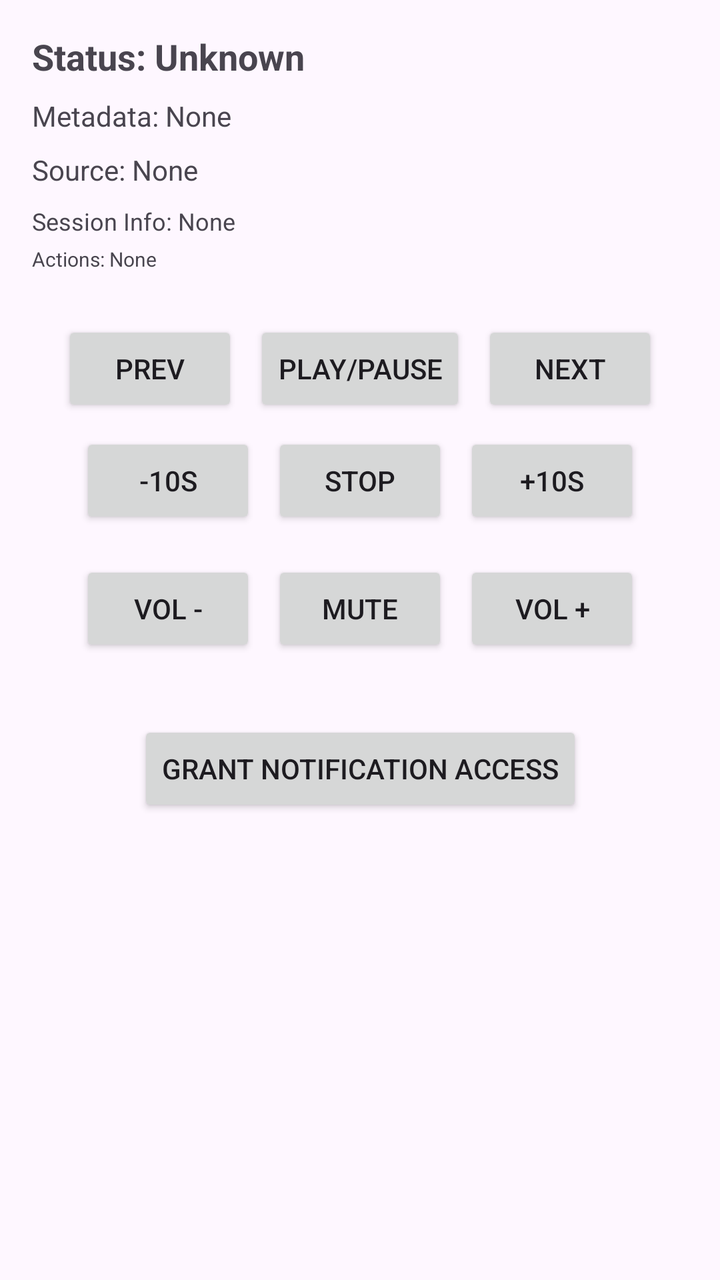
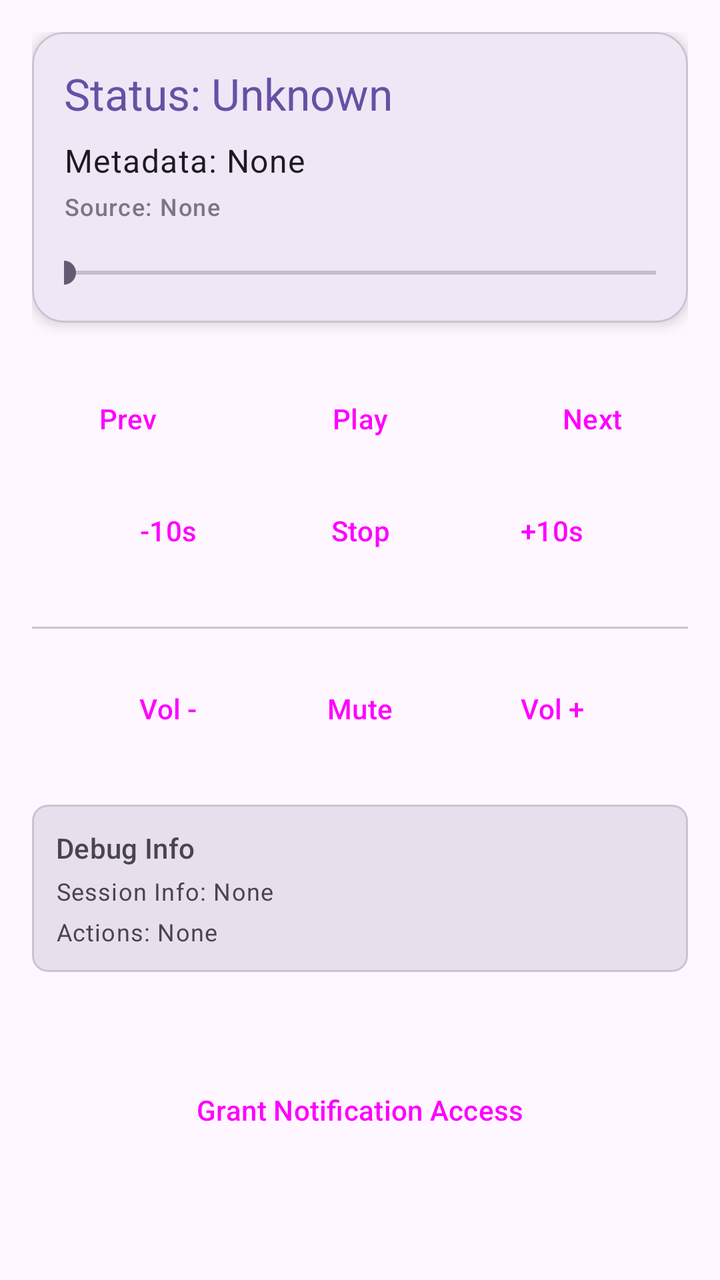

Compare the two renders of this Android layout. The source of the first and the diff that turns it into the second are given below.
<!-- AndroidManifest.xml: application theme Theme.MediaPlaybackControl -->
<!-- res/layout/activity_main.xml -->
<?xml version="1.0" encoding="utf-8"?>
<ScrollView xmlns:android="http://schemas.android.com/apk/res/android"
    xmlns:app="http://schemas.android.com/apk/res-auto"
    xmlns:tools="http://schemas.android.com/tools"
    android:layout_width="match_parent"
    android:layout_height="match_parent"
    android:fillViewport="true">

    <androidx.constraintlayout.widget.ConstraintLayout
        android:id="@+id/main"
        android:layout_width="match_parent"
        android:layout_height="wrap_content"
        android:padding="16dp"
        tools:context=".MainActivity">

        <TextView
            android:id="@+id/tv_status"
            android:layout_width="0dp"
            android:layout_height="wrap_content"
            android:text="Status: Unknown"
            android:textSize="18sp"
            android:textStyle="bold"
            app:layout_constraintEnd_toEndOf="parent"
            app:layout_constraintStart_toStartOf="parent"
            app:layout_constraintTop_toTopOf="parent" />

        <TextView
            android:id="@+id/tv_metadata"
            android:layout_width="0dp"
            android:layout_height="wrap_content"
            android:layout_marginTop="8dp"
            android:text="Metadata: None"
            app:layout_constraintEnd_toEndOf="parent"
            app:layout_constraintStart_toStartOf="parent"
            app:layout_constraintTop_toBottomOf="@id/tv_status" />

        <TextView
            android:id="@+id/tv_source"
            android:layout_width="0dp"
            android:layout_height="wrap_content"
            android:layout_marginTop="8dp"
            android:text="Source: None"
            app:layout_constraintEnd_toEndOf="parent"
            app:layout_constraintStart_toStartOf="parent"
            app:layout_constraintTop_toBottomOf="@id/tv_metadata" />

        <TextView
            android:id="@+id/tv_session_info"
            android:layout_width="0dp"
            android:layout_height="wrap_content"
            android:layout_marginTop="8dp"
            android:text="Session Info: None"
            android:textSize="12sp"
            app:layout_constraintEnd_toEndOf="parent"
            app:layout_constraintStart_toStartOf="parent"
            app:layout_constraintTop_toBottomOf="@id/tv_source" />

        <TextView
            android:id="@+id/tv_actions"
            android:layout_width="0dp"
            android:layout_height="wrap_content"
            android:layout_marginTop="4dp"
            android:text="Actions: None"
            android:textSize="10sp"
            app:layout_constraintEnd_toEndOf="parent"
            app:layout_constraintStart_toStartOf="parent"
            app:layout_constraintTop_toBottomOf="@id/tv_session_info" />

        <LinearLayout
            android:id="@+id/playback_controls"
            android:layout_width="match_parent"
            android:layout_height="wrap_content"
            android:layout_marginTop="24dp"
            android:gravity="center"
            android:orientation="horizontal"
            app:layout_constraintTop_toBottomOf="@id/tv_actions">

            <Button
                android:id="@+id/btn_prev"
                android:layout_width="wrap_content"
                android:layout_height="wrap_content"
                android:text="Prev" />

            <Button
                android:id="@+id/btn_play_pause"
                android:layout_width="wrap_content"
                android:layout_height="wrap_content"
                android:layout_marginHorizontal="8dp"
                android:text="Play/Pause" />

            <Button
                android:id="@+id/btn_next"
                android:layout_width="wrap_content"
                android:layout_height="wrap_content"
                android:text="Next" />
        </LinearLayout>

        <LinearLayout
            android:id="@+id/extra_controls"
            android:layout_width="match_parent"
            android:layout_height="wrap_content"
            android:layout_marginTop="8dp"
            android:gravity="center"
            android:orientation="horizontal"
            app:layout_constraintTop_toBottomOf="@id/playback_controls">

            <Button
                android:id="@+id/btn_rewind"
                android:layout_width="wrap_content"
                android:layout_height="wrap_content"
                android:text="-10s" />

            <Button
                android:id="@+id/btn_stop"
                android:layout_width="wrap_content"
                android:layout_height="wrap_content"
                android:layout_marginHorizontal="8dp"
                android:text="Stop" />

            <Button
                android:id="@+id/btn_fast_forward"
                android:layout_width="wrap_content"
                android:layout_height="wrap_content"
                android:text="+10s" />
        </LinearLayout>

        <LinearLayout
            android:id="@+id/volume_controls"
            android:layout_width="match_parent"
            android:layout_height="wrap_content"
            android:layout_marginTop="16dp"
            android:gravity="center"
            android:orientation="horizontal"
            app:layout_constraintTop_toBottomOf="@id/extra_controls">

            <Button
                android:id="@+id/btn_vol_down"
                android:layout_width="wrap_content"
                android:layout_height="wrap_content"
                android:text="Vol -" />

            <Button
                android:id="@+id/btn_mute"
                android:layout_width="wrap_content"
                android:layout_height="wrap_content"
                android:layout_marginHorizontal="8dp"
                android:text="Mute" />

            <Button
                android:id="@+id/btn_vol_up"
                android:layout_width="wrap_content"
                android:layout_height="wrap_content"
                android:text="Vol +" />
        </LinearLayout>

        <Button
            android:id="@+id/btn_permission"
            android:layout_width="wrap_content"
            android:layout_height="wrap_content"
            android:layout_marginTop="32dp"
            android:text="Grant Notification Access"
            app:layout_constraintEnd_toEndOf="parent"
            app:layout_constraintStart_toStartOf="parent"
            app:layout_constraintTop_toBottomOf="@id/volume_controls" />

    </androidx.constraintlayout.widget.ConstraintLayout>
</ScrollView>
<!-- resources referenced by this layout -->
<resources>
  <style name="Theme.MediaPlaybackControl" parent="Base.Theme.MediaPlaybackControl" />
  <style name="Base.Theme.MediaPlaybackControl" parent="Theme.Material3.DayNight.NoActionBar">
          
          
      </style>
</resources>

<!-- the commit's change to res/layout/activity_main.xml (unified diff, before → after) -->
@@ -4,7 +4,8 @@
     xmlns:tools="http://schemas.android.com/tools"
     android:layout_width="match_parent"
     android:layout_height="match_parent"
-    android:fillViewport="true">
+    android:fillViewport="true"
+    android:background="?attr/colorSurface">
 
     <androidx.constraintlayout.widget.ConstraintLayout
         android:id="@+id/main"
@@ -13,58 +14,57 @@
         android:padding="16dp"
         tools:context=".MainActivity">
 
-        <TextView
-            android:id="@+id/tv_status"
-            android:layout_width="0dp"
-            android:layout_height="wrap_content"
-            android:text="Status: Unknown"
-            android:textSize="18sp"
-            android:textStyle="bold"
-            app:layout_constraintEnd_toEndOf="parent"
-            app:layout_constraintStart_toStartOf="parent"
-            app:layout_constraintTop_toTopOf="parent" />
-
-        <TextView
-            android:id="@+id/tv_metadata"
-            android:layout_width="0dp"
-            android:layout_height="wrap_content"
-            android:layout_marginTop="8dp"
-            android:text="Metadata: None"
-            app:layout_constraintEnd_toEndOf="parent"
-            app:layout_constraintStart_toStartOf="parent"
-            app:layout_constraintTop_toBottomOf="@id/tv_status" />
-
-        <TextView
-            android:id="@+id/tv_source"
-            android:layout_width="0dp"
-            android:layout_height="wrap_content"
-            android:layout_marginTop="8dp"
-            android:text="Source: None"
-            app:layout_constraintEnd_toEndOf="parent"
-            app:layout_constraintStart_toStartOf="parent"
-            app:layout_constraintTop_toBottomOf="@id/tv_metadata" />
-
-        <TextView
-            android:id="@+id/tv_session_info"
-            android:layout_width="0dp"
-            android:layout_height="wrap_content"
-            android:layout_marginTop="8dp"
-            android:text="Session Info: None"
-            android:textSize="12sp"
-            app:layout_constraintEnd_toEndOf="parent"
-            app:layout_constraintStart_toStartOf="parent"
-            app:layout_constraintTop_toBottomOf="@id/tv_source" />
-
-        <TextView
-            android:id="@+id/tv_actions"
-            android:layout_width="0dp"
-            android:layout_height="wrap_content"
-            android:layout_marginTop="4dp"
-            android:text="Actions: None"
-            android:textSize="10sp"
-            app:layout_constraintEnd_toEndOf="parent"
-            app:layout_constraintStart_toStartOf="parent"
-            app:layout_constraintTop_toBottomOf="@id/tv_session_info" />
+        <com.google.android.material.card.MaterialCardView
+            android:id="@+id/card_now_playing"
+            android:layout_width="match_parent"
+            android:layout_height="wrap_content"
+            app:cardCornerRadius="16dp"
+            app:cardElevation="4dp"
+            app:layout_constraintTop_toTopOf="parent"
+            app:strokeWidth="1dp"
+            app:strokeColor="?attr/colorOutlineVariant">
+
+            <LinearLayout
+                android:layout_width="match_parent"
+                android:layout_height="wrap_content"
+                android:orientation="vertical"
+                android:padding="16dp">
+
+                <TextView
+                    android:id="@+id/tv_status"
+                    android:layout_width="match_parent"
+                    android:layout_height="wrap_content"
+                    android:text="Status: Unknown"
+                    android:textAppearance="?attr/textAppearanceTitleLarge"
+                    android:textColor="?attr/colorPrimary" />
+
+                <TextView
+                    android:id="@+id/tv_metadata"
+                    android:layout_width="match_parent"
+                    android:layout_height="wrap_content"
+                    android:layout_marginTop="8dp"
+                    android:text="Metadata: None"
+                    android:textAppearance="?attr/textAppearanceBodyLarge" />
+
+                <TextView
+                    android:id="@+id/tv_source"
+                    android:layout_width="match_parent"
+                    android:layout_height="wrap_content"
+                    android:layout_marginTop="4dp"
+                    android:text="Source: None"
+                    android:textAppearance="?attr/textAppearanceLabelMedium"
+                    android:alpha="0.7" />
+
+                <SeekBar
+                    android:id="@+id/seekbar_progress"
+                    android:layout_width="match_parent"
+                    android:layout_height="wrap_content"
+                    android:layout_marginTop="16dp"
+                    android:paddingStart="0dp"
+                    android:paddingEnd="0dp" />
+
+            </LinearLayout>
+        </com.google.android.material.card.MaterialCardView>
 
         <LinearLayout
             android:id="@+id/playback_controls"
@@ -73,23 +73,27 @@
             android:layout_marginTop="24dp"
             android:gravity="center"
             android:orientation="horizontal"
-            app:layout_constraintTop_toBottomOf="@id/tv_actions">
+            app:layout_constraintTop_toBottomOf="@id/card_now_playing">
 
             <Button
                 android:id="@+id/btn_prev"
+                style="@style/Widget.Material3.Button.TonalButton"
                 android:layout_width="wrap_content"
                 android:layout_height="wrap_content"
                 android:text="Prev" />
 
             <Button
                 android:id="@+id/btn_play_pause"
-                android:layout_width="wrap_content"
-                android:layout_height="wrap_content"
-                android:layout_marginHorizontal="8dp"
-                android:text="Play/Pause" />
+                style="@style/Widget.Material3.Button.ElevatedButton"
+                android:layout_width="wrap_content"
+                android:layout_height="wrap_content"
+                android:layout_marginHorizontal="12dp"
+                android:minWidth="120dp"
+                android:text="Play" />
 
             <Button
                 android:id="@+id/btn_next"
+                style="@style/Widget.Material3.Button.TonalButton"
                 android:layout_width="wrap_content"
                 android:layout_height="wrap_content"
                 android:text="Next" />
@@ -106,12 +110,14 @@
 
             <Button
                 android:id="@+id/btn_rewind"
+                style="@style/Widget.Material3.Button.TextButton"
                 android:layout_width="wrap_content"
                 android:layout_height="wrap_content"
                 android:text="-10s" />
 
             <Button
                 android:id="@+id/btn_stop"
+                style="@style/Widget.Material3.Button.TextButton"
                 android:layout_width="wrap_content"
                 android:layout_height="wrap_content"
                 android:layout_marginHorizontal="8dp"
@@ -119,10 +125,18 @@
 
             <Button
                 android:id="@+id/btn_fast_forward"
+                style="@style/Widget.Material3.Button.TextButton"
                 android:layout_width="wrap_content"
                 android:layout_height="wrap_content"
                 android:text="+10s" />
         </LinearLayout>
+
+        <com.google.android.material.divider.MaterialDivider
+            android:id="@+id/divider"
+            android:layout_width="match_parent"
+            android:layout_height="wrap_content"
+            android:layout_marginTop="24dp"
+            app:layout_constraintTop_toBottomOf="@id/extra_controls" />
 
         <LinearLayout
             android:id="@+id/volume_controls"
@@ -131,16 +145,18 @@
             android:layout_marginTop="16dp"
             android:gravity="center"
             android:orientation="horizontal"
-            app:layout_constraintTop_toBottomOf="@id/extra_controls">
+            app:layout_constraintTop_toBottomOf="@id/divider">
 
             <Button
                 android:id="@+id/btn_vol_down"
+                style="@style/Widget.Material3.Button.OutlinedButton"
                 android:layout_width="wrap_content"
                 android:layout_height="wrap_content"
                 android:text="Vol -" />
 
             <Button
                 android:id="@+id/btn_mute"
+                style="@style/Widget.Material3.Button.OutlinedButton"
                 android:layout_width="wrap_content"
                 android:layout_height="wrap_content"
                 android:layout_marginHorizontal="8dp"
@@ -148,20 +164,64 @@
 
             <Button
                 android:id="@+id/btn_vol_up"
+                style="@style/Widget.Material3.Button.OutlinedButton"
                 android:layout_width="wrap_content"
                 android:layout_height="wrap_content"
                 android:text="Vol +" />
         </LinearLayout>
 
+        <com.google.android.material.card.MaterialCardView
+            android:id="@+id/card_debug"
+            android:layout_width="match_parent"
+            android:layout_height="wrap_content"
+            android:layout_marginTop="24dp"
+            app:cardBackgroundColor="?attr/colorSurfaceVariant"
+            app:cardCornerRadius="8dp"
+            app:layout_constraintTop_toBottomOf="@id/volume_controls">
+
+            <LinearLayout
+                android:layout_width="match_parent"
+                android:layout_height="wrap_content"
+                android:orientation="vertical"
+                android:padding="12dp">
+
+                <TextView
+                    android:layout_width="match_parent"
+                    android:layout_height="wrap_content"
+                    android:text="Debug Info"
+                    android:textAppearance="?attr/textAppearanceLabelLarge"
+                    android:textColor="?attr/colorOnSurfaceVariant" />
+
+                <TextView
+                    android:id="@+id/tv_session_info"
+                    android:layout_width="match_parent"
+                    android:layout_height="wrap_content"
+                    android:layout_marginTop="4dp"
+                    android:text="Session Info: None"
+                    android:textAppearance="?attr/textAppearanceBodySmall" />
+
+                <TextView
+                    android:id="@+id/tv_actions"
+                    android:layout_width="match_parent"
+                    android:layout_height="wrap_content"
+                    android:layout_marginTop="4dp"
+                    android:text="Actions: None"
+                    android:textAppearance="?attr/textAppearanceBodySmall" />
+            </LinearLayout>
+        </com.google.android.material.card.MaterialCardView>
+
         <Button
             android:id="@+id/btn_permission"
+            style="@style/Widget.Material3.Button.TonalButton"
             android:layout_width="wrap_content"
             android:layout_height="wrap_content"
             android:layout_marginTop="32dp"
+            android:layout_marginBottom="32dp"
             android:text="Grant Notification Access"
+            app:layout_constraintBottom_toBottomOf="parent"
             app:layout_constraintEnd_toEndOf="parent"
             app:layout_constraintStart_toStartOf="parent"
-            app:layout_constraintTop_toBottomOf="@id/volume_controls" />
+            app:layout_constraintTop_toBottomOf="@id/card_debug" />
 
     </androidx.constraintlayout.widget.ConstraintLayout>
 </ScrollView>
